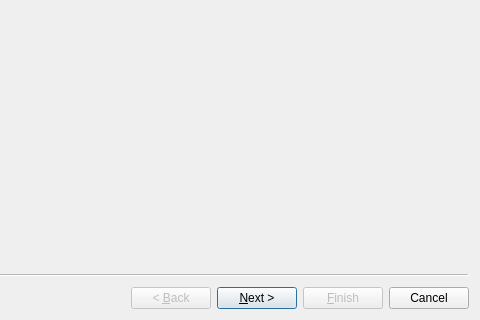
GNS3/gns3-gui, file gns3/ui/new_template_wizard.ui: the form before one commit; both pictures show x 420 to 900 and y 280 to 600 of the 900 by 600 pixel window.
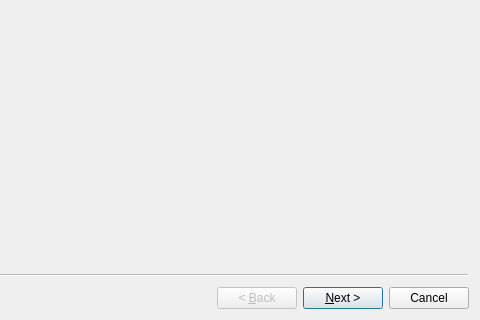
The form after the commit.

Commit message: New export project wizard.

The edit to the form file:
```diff
--- a/gns3/ui/new_template_wizard.ui
+++ b/gns3/ui/new_template_wizard.ui
@@ -16,9 +16,6 @@
   <property name="windowTitle">
    <string>New template</string>
   </property>
-  <property name="options">
-   <set>QWizard::HaveFinishButtonOnEarlyPages</set>
-  </property>
   <widget class="QWizardPage" name="uiSelectTemplateSourceWizardPage">
    <property name="title">
     <string>New template</string>
```
The commit also changes 8 other files.
